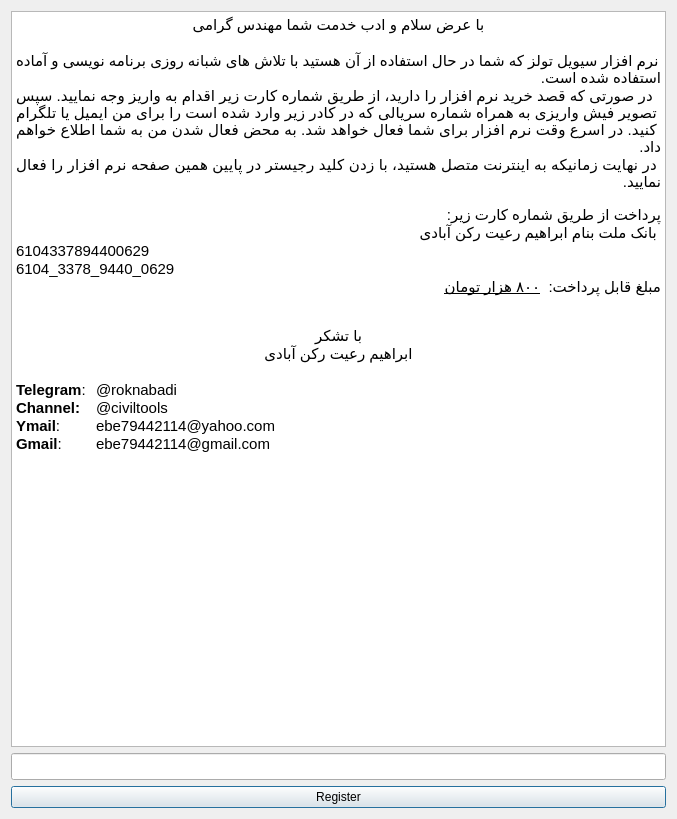
ebrahimraeyat/civilTools, file widgets/serial.ui: the form before one commit.
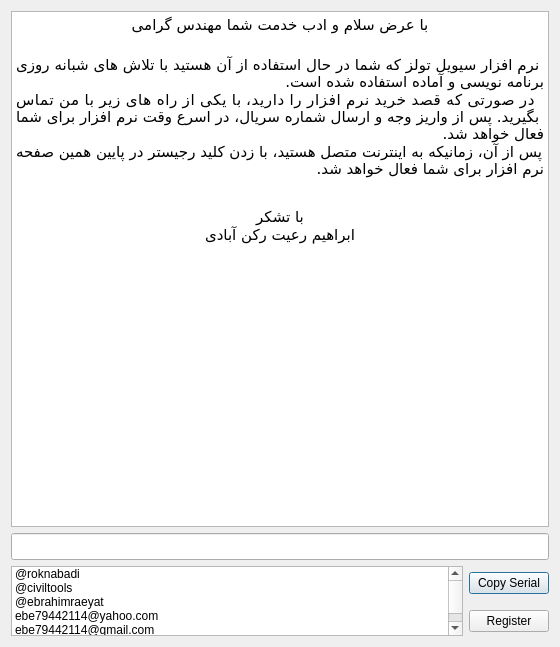
The form after the commit. Icons and pictures are not drawn.

Diff of the .ui file:
```diff
--- a/widgets/serial.ui
+++ b/widgets/serial.ui
@@ -9,8 +9,8 @@
    <rect>
     <x>0</x>
     <y>0</y>
-    <width>677</width>
-    <height>819</height>
+    <width>560</width>
+    <height>647</height>
    </rect>
   </property>
   <property name="windowTitle">
@@ -22,32 +22,26 @@
   <layout class="QVBoxLayout" name="verticalLayout">
    <item>
     <widget class="QTextEdit" name="textEdit">
+     <property name="font">
+      <font>
+       <family>B Nazanin</family>
+       <pointsize>8</pointsize>
+      </font>
+     </property>
      <property name="html">
       <string>&lt;!DOCTYPE HTML PUBLIC &quot;-//W3C//DTD HTML 4.0//EN&quot; &quot;http://www.w3.org/TR/REC-html40/strict.dtd&quot;&gt;
 &lt;html&gt;&lt;head&gt;&lt;meta name=&quot;qrichtext&quot; content=&quot;1&quot; /&gt;&lt;style type=&quot;text/css&quot;&gt;
 p, li { white-space: pre-wrap; }
-&lt;/style&gt;&lt;/head&gt;&lt;body style=&quot; font-family:'MS Shell Dlg 2'; font-size:7.8pt; font-weight:400; font-style:normal;&quot;&gt;
+&lt;/style&gt;&lt;/head&gt;&lt;body style=&quot; font-family:'B Nazanin'; font-size:8pt; font-weight:400; font-style:normal;&quot;&gt;
 &lt;p align=&quot;center&quot; dir='rtl' style=&quot; margin-top:0px; margin-bottom:0px; margin-left:0px; margin-right:0px; -qt-block-indent:0; text-indent:0px;&quot;&gt;&lt;span style=&quot; font-family:'Ubuntu'; font-size:11pt;&quot;&gt;با عرض سلام و ادب خدمت شما مهندس گرامی&lt;/span&gt;&lt;/p&gt;
 &lt;p align=&quot;center&quot; dir='rtl' style=&quot;-qt-paragraph-type:empty; margin-top:0px; margin-bottom:0px; margin-left:0px; margin-right:0px; -qt-block-indent:0; text-indent:0px; font-family:'Ubuntu'; font-size:11pt;&quot;&gt;&lt;br /&gt;&lt;/p&gt;
 &lt;p align=&quot;justify&quot; dir='rtl' style=&quot; margin-top:0px; margin-bottom:0px; margin-left:0px; margin-right:0px; -qt-block-indent:0; text-indent:0px;&quot;&gt;&lt;span style=&quot; font-family:'Ubuntu'; font-size:11pt;&quot;&gt;نرم افزار سیویل تولز که شما در حال استفاده از آن هستید با تلاش های شبانه روزی برنامه نویسی و آماده استفاده شده است. &lt;/span&gt;&lt;/p&gt;
-&lt;p align=&quot;justify&quot; dir='rtl' style=&quot; margin-top:0px; margin-bottom:0px; margin-left:0px; margin-right:0px; -qt-block-indent:0; text-indent:0px;&quot;&gt;&lt;span style=&quot; font-family:'Ubuntu'; font-size:11pt;&quot;&gt; در صورتی که قصد خرید نرم افزار را دارید، از طریق شماره کارت زیر اقدام به واریز وجه نمایید. سپس تصویر فیش واریزی به همراه شماره سریالی که در کادر زیر وارد شده است را برای من ایمیل یا تلگرام کنید. در اسرع وقت نرم افزار برای شما فعال خواهد شد. به محض فعال شدن من به شما اطلاع خواهم داد.&lt;/span&gt;&lt;/p&gt;
-&lt;p align=&quot;justify&quot; dir='rtl' style=&quot; margin-top:0px; margin-bottom:0px; margin-left:0px; margin-right:0px; -qt-block-indent:0; text-indent:0px;&quot;&gt;&lt;span style=&quot; font-family:'Ubuntu'; font-size:11pt;&quot;&gt;در نهایت زمانیکه به اینترنت متصل هستید، با زدن کلید رجیستر در پایین همین صفحه نرم افزار را فعال نمایید.&lt;/span&gt;&lt;/p&gt;
-&lt;p align=&quot;right&quot; dir='rtl' style=&quot;-qt-paragraph-type:empty; margin-top:0px; margin-bottom:0px; margin-left:0px; margin-right:0px; -qt-block-indent:0; text-indent:0px; font-family:'Noto Sans'; font-size:10pt;&quot;&gt;&lt;br /&gt;&lt;/p&gt;
-&lt;p align=&quot;right&quot; dir='rtl' style=&quot; margin-top:0px; margin-bottom:0px; margin-left:0px; margin-right:0px; -qt-block-indent:0; text-indent:0px;&quot;&gt;&lt;span style=&quot; font-family:'Ubuntu'; font-size:11pt;&quot;&gt;پرداخت از طریق شماره کارت زیر:&lt;/span&gt;&lt;/p&gt;
-&lt;p align=&quot;right&quot; dir='rtl' style=&quot; margin-top:0px; margin-bottom:0px; margin-left:0px; margin-right:0px; -qt-block-indent:0; text-indent:0px;&quot;&gt;&lt;span style=&quot; font-family:'Ubuntu'; font-size:11pt;&quot;&gt; بانک ملت بنام ابراهیم رعیت&lt;/span&gt;&lt;span style=&quot; font-family:'Ubuntu'; font-size:11pt; color:#000000;&quot;&gt; رکن آبادی&lt;/span&gt;&lt;/p&gt;
-&lt;p style=&quot; margin-top:0px; margin-bottom:0px; margin-left:0px; margin-right:0px; -qt-block-indent:0; text-indent:0px;&quot;&gt;&lt;span style=&quot; font-family:'Ubuntu'; font-size:11pt; color:#000000;&quot;&gt;6104337894400629&lt;/span&gt;&lt;/p&gt;
-&lt;p style=&quot; margin-top:0px; margin-bottom:0px; margin-left:0px; margin-right:0px; -qt-block-indent:0; text-indent:0px;&quot;&gt;&lt;span style=&quot; font-family:'Ubuntu'; font-size:11pt; color:#000000;&quot;&gt;6104_3378_9440_0629&lt;/span&gt;&lt;/p&gt;
-&lt;p align=&quot;right&quot; dir='rtl' style=&quot; margin-top:0px; margin-bottom:0px; margin-left:0px; margin-right:0px; -qt-block-indent:0; text-indent:0px;&quot;&gt;&lt;span style=&quot; font-family:'Ubuntu'; font-size:11pt; color:#000000;&quot;&gt;مبلغ قابل پرداخت:  &lt;/span&gt;&lt;span style=&quot; font-family:'Ubuntu'; font-size:11pt; text-decoration: underline; color:#000000;&quot;&gt;۸۰۰ هزار تومان&lt;/span&gt;&lt;/p&gt;
-&lt;p align=&quot;right&quot; dir='rtl' style=&quot;-qt-paragraph-type:empty; margin-top:0px; margin-bottom:0px; margin-left:0px; margin-right:0px; -qt-block-indent:0; text-indent:0px;&quot;&gt;&lt;br /&gt;&lt;/p&gt;
-&lt;p align=&quot;right&quot; dir='rtl' style=&quot;-qt-paragraph-type:empty; margin-top:0px; margin-bottom:0px; margin-left:0px; margin-right:0px; -qt-block-indent:0; text-indent:0px; font-family:'Ubuntu'; font-size:11pt; font-weight:600;&quot;&gt;&lt;br /&gt;&lt;/p&gt;
+&lt;p align=&quot;justify&quot; dir='rtl' style=&quot; margin-top:0px; margin-bottom:0px; margin-left:0px; margin-right:0px; -qt-block-indent:0; text-indent:0px;&quot;&gt;&lt;span style=&quot; font-family:'Ubuntu'; font-size:11pt;&quot;&gt; در صورتی که قصد خرید نرم افزار را دارید، با یکی از راه های زیر با من تماس بگیرید. پس از واریز وجه و ارسال شماره سریال، در اسرع وقت نرم افزار برای شما فعال خواهد شد.&lt;/span&gt;&lt;/p&gt;
+&lt;p align=&quot;justify&quot; dir='rtl' style=&quot; margin-top:0px; margin-bottom:0px; margin-left:0px; margin-right:0px; -qt-block-indent:0; text-indent:0px;&quot;&gt;&lt;span style=&quot; font-family:'Ubuntu'; font-size:11pt;&quot;&gt;پس از آن، زمانیکه به اینترنت متصل هستید، با زدن کلید رجیستر در پایین همین صفحه نرم افزار برای شما فعال خواهد شد.&lt;/span&gt;&lt;/p&gt;
+&lt;p align=&quot;right&quot; dir='rtl' style=&quot;-qt-paragraph-type:empty; margin-top:0px; margin-bottom:0px; margin-left:0px; margin-right:0px; -qt-block-indent:0; text-indent:0px; font-family:'Noto Sans';&quot;&gt;&lt;br /&gt;&lt;/p&gt;
+&lt;p align=&quot;right&quot; dir='rtl' style=&quot;-qt-paragraph-type:empty; margin-top:0px; margin-bottom:0px; margin-left:0px; margin-right:0px; -qt-block-indent:0; text-indent:0px; font-family:'MS Shell Dlg 2'; font-size:7.8pt;&quot;&gt;&lt;br /&gt;&lt;/p&gt;
 &lt;p align=&quot;center&quot; dir='rtl' style=&quot; margin-top:0px; margin-bottom:0px; margin-left:0px; margin-right:0px; -qt-block-indent:0; text-indent:0px;&quot;&gt;&lt;span style=&quot; font-family:'Ubuntu'; font-size:11pt;&quot;&gt;با تشکر&lt;/span&gt;&lt;/p&gt;
-&lt;p align=&quot;center&quot; dir='rtl' style=&quot; margin-top:0px; margin-bottom:0px; margin-left:0px; margin-right:0px; -qt-block-indent:0; text-indent:0px;&quot;&gt;&lt;span style=&quot; font-family:'Ubuntu'; font-size:11pt;&quot;&gt;ابراهیم رعیت رکن آبادی&lt;/span&gt;&lt;/p&gt;
-&lt;p align=&quot;right&quot; dir='rtl' style=&quot;-qt-paragraph-type:empty; margin-top:0px; margin-bottom:0px; margin-left:0px; margin-right:0px; -qt-block-indent:0; text-indent:0px; font-family:'Ubuntu'; font-size:11pt;&quot;&gt;&lt;br /&gt;&lt;/p&gt;
-&lt;p style=&quot; margin-top:0px; margin-bottom:0px; margin-left:0px; margin-right:0px; -qt-block-indent:0; text-indent:0px;&quot;&gt;&lt;span style=&quot; font-family:'Ubuntu'; font-size:11pt; font-weight:600;&quot;&gt;Telegram&lt;/span&gt;&lt;span style=&quot; font-family:'Ubuntu'; font-size:11pt;&quot;&gt;: 	@roknabadi&lt;/span&gt;&lt;/p&gt;
-&lt;p style=&quot; margin-top:0px; margin-bottom:0px; margin-left:0px; margin-right:0px; -qt-block-indent:0; text-indent:0px;&quot;&gt;&lt;span style=&quot; font-family:'Ubuntu'; font-size:11pt; font-weight:600;&quot;&gt;Channel:&lt;/span&gt;&lt;span style=&quot; font-family:'Ubuntu'; font-size:11pt;&quot;&gt; 	@civiltools&lt;/span&gt;&lt;/p&gt;
-&lt;p style=&quot; margin-top:0px; margin-bottom:0px; margin-left:0px; margin-right:0px; -qt-block-indent:0; text-indent:0px;&quot;&gt;&lt;span style=&quot; font-family:'Ubuntu'; font-size:11pt; font-weight:600;&quot;&gt;Ymail&lt;/span&gt;&lt;span style=&quot; font-family:'Ubuntu'; font-size:11pt;&quot;&gt;: 	ebe79442114@yahoo.com&lt;/span&gt;&lt;/p&gt;
-&lt;p style=&quot; margin-top:0px; margin-bottom:0px; margin-left:0px; margin-right:0px; -qt-block-indent:0; text-indent:0px;&quot;&gt;&lt;span style=&quot; font-family:'Ubuntu'; font-size:11pt; font-weight:600;&quot;&gt;Gmail&lt;/span&gt;&lt;span style=&quot; font-family:'Ubuntu'; font-size:11pt;&quot;&gt;: 	ebe79442114@gmail.com&lt;/span&gt;&lt;/p&gt;
-&lt;p align=&quot;right&quot; dir='rtl' style=&quot;-qt-paragraph-type:empty; margin-top:0px; margin-bottom:0px; margin-left:0px; margin-right:0px; -qt-block-indent:0; text-indent:0px; font-family:'Ubuntu'; font-size:11pt; font-weight:600;&quot;&gt;&lt;br /&gt;&lt;/p&gt;&lt;/body&gt;&lt;/html&gt;</string>
+&lt;p align=&quot;center&quot; dir='rtl' style=&quot; margin-top:0px; margin-bottom:0px; margin-left:0px; margin-right:0px; -qt-block-indent:0; text-indent:0px;&quot;&gt;&lt;span style=&quot; font-family:'Ubuntu'; font-size:11pt;&quot;&gt;ابراهیم رعیت رکن آبادی&lt;/span&gt;&lt;/p&gt;&lt;/body&gt;&lt;/html&gt;</string>
      </property>
     </widget>
    </item>
@@ -66,8 +60,74 @@
     </widget>
    </item>
    <item>
-    <layout class="QHBoxLayout" name="horizontalLayout">
-     <item>
+    <layout class="QGridLayout" name="gridLayout">
+     <item row="0" column="0" rowspan="2">
+      <widget class="QListWidget" name="listWidget">
+       <item>
+        <property name="text">
+         <string>@roknabadi</string>
+        </property>
+        <property name="icon">
+         <iconset resource="../civiltools.qrc">
+          <normaloff>:/general/images/general/Telegram_logo.svg</normaloff>:/general/images/general/Telegram_logo.svg</iconset>
+        </property>
+       </item>
+       <item>
+        <property name="text">
+         <string>@civiltools</string>
+        </property>
+        <property name="icon">
+         <iconset resource="../civiltools.qrc">
+          <normaloff>:/general/images/general/Telegram_logo.svg</normaloff>:/general/images/general/Telegram_logo.svg</iconset>
+        </property>
+       </item>
+       <item>
+        <property name="text">
+         <string>@ebrahimraeyat</string>
+        </property>
+        <property name="icon">
+         <iconset resource="../civiltools.qrc">
+          <normaloff>:/general/images/general/Instagram_logo.svg</normaloff>:/general/images/general/Instagram_logo.svg</iconset>
+        </property>
+       </item>
+       <item>
+        <property name="text">
+         <string>ebe79442114@yahoo.com</string>
+        </property>
+        <property name="icon">
+         <iconset resource="../civiltools.qrc">
+          <normaloff>:/general/images/general/Yahoo_Mail_icon.png</normaloff>:/general/images/general/Yahoo_Mail_icon.png</iconset>
+        </property>
+       </item>
+       <item>
+        <property name="text">
+         <string>ebe79442114@gmail.com</string>
+        </property>
+        <property name="icon">
+         <iconset resource="../civiltools.qrc">
+          <normaloff>:/general/images/general/Gmail_icon.svg</normaloff>:/general/images/general/Gmail_icon.svg</iconset>
+        </property>
+       </item>
+      </widget>
+     </item>
+     <item row="0" column="1">
+      <widget class="QPushButton" name="copy_serial">
+       <property name="text">
+        <string>Copy Serial</string>
+       </property>
+       <property name="icon">
+        <iconset resource="../civiltools.qrc">
+         <normaloff>:/civiltools/images/copy.svg</normaloff>:/civiltools/images/copy.svg</iconset>
+       </property>
+       <property name="iconSize">
+        <size>
+         <width>120</width>
+         <height>120</height>
+        </size>
+       </property>
+      </widget>
+     </item>
+     <item row="1" column="1">
       <widget class="QPushButton" name="submit_button">
        <property name="text">
         <string>Register</string>
```
Left out of the diff: 8 changed lines with no effect on the pictures.
